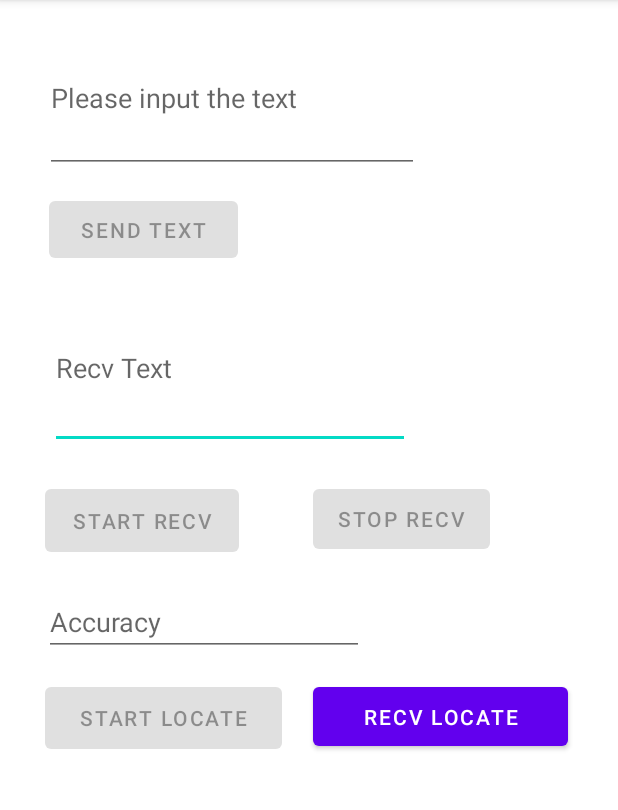
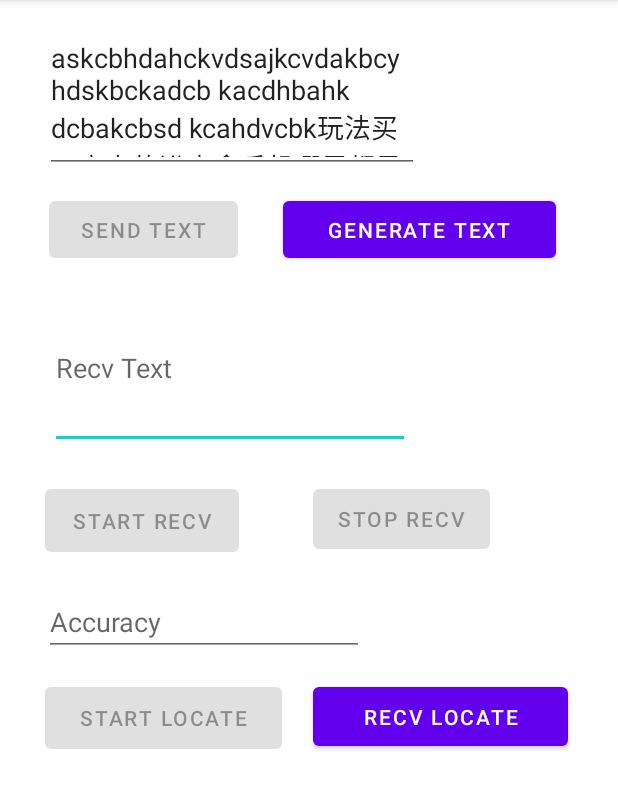
Before and after one commit to jameslahm/iot-project, an Android app: the screen it shows after launch (MainActivity), after a tap on "START LOCATE", on a phone screen of 412 x 824 dp, the part 84-894 px from its top. Run offline under Robolectric (Android 15) with nearby library versions, the phone set to English and light mode, and no system bars; 1 other tap on this screen came first.

Commit message:
feat: add more decode

```diff
--- a/app/src/main/java/com/example/iot_project/MainActivity.java
+++ b/app/src/main/java/com/example/iot_project/MainActivity.java
@@ -36,6 +36,7 @@ import java.io.FileNotFoundException;
 import java.io.FileOutputStream;
 import java.io.IOException;
 import java.io.OutputStream;
+import java.io.SyncFailedException;
 import java.io.UnsupportedEncodingException;
 import java.lang.reflect.Array;
 import java.net.HttpURLConnection;
@@ -67,11 +68,11 @@ public class MainActivity extends AppCompatActivity {
 
     // send text using samplingRate and frequency
     int samplingRate = 44100;
-    int encodeFrequencyForZero = 15000;
+    int encodeFrequencyForZero = 20000;
     int encodeFrequencyForOne = 10000;
 
     int ThresholdDownFrequency = 9000;
-    int ThresholdUpFrequency = 16000;
+    int ThresholdUpFrequency = 21000;
 
     int OneThresholdDownFrequency = 8000;
     int OneThresholdUpFrequency = 12000;
@@ -130,6 +131,8 @@ public class MainActivity extends AppCompatActivity {
 
     EditText accuracyTextInput;
 
+    Button generateTextButton;
+
 
     // get permission
     private void GetPermission() {
@@ -177,11 +180,13 @@ public class MainActivity extends AppCompatActivity {
         // init FSK
         initFSK();
 
-        FFT_LEN = getMin2Pow((int) (1.0/2 * windowTime * samplingRate));
+//        FFT_LEN = getMin2Pow((int) (1.0/2 * windowTime * samplingRate));
+        FFT_LEN = getMin2Pow((int) (windowTime * samplingRate));
         fft = new FFT(FFT_LEN);
 
         // init button and input
         accuracyTextInput = (EditText) findViewById(R.id.show_accuracy);
+        generateTextButton = (Button) findViewById(R.id.generate_text);
 
         startRecvButton = (Button) findViewById(R.id.start_recv_button);
         stopRecvButton = (Button) findViewById(R.id.stop_recv_button);
@@ -192,6 +197,14 @@ public class MainActivity extends AppCompatActivity {
 
         startLocateButton = (Button) findViewById(R.id.start_locate);
         startRecvLocateButton = (Button) findViewById(R.id.start_recv_locate);
+
+        generateTextButton.setOnClickListener(new View.OnClickListener() {
+            @Override
+            public void onClick(View v) {
+                String text="askcbhdahckvdsajkcvdakbcyhdskbckadcb kacdhbahk dcbakcbsd kcahdvcbk玩法买了房卡的进来拿手机哪里都是比较卡上不上课那";
+                sendTextInput.setText(text);
+            }
+        });
 
         startLocateButton.setOnClickListener(new View.OnClickListener() {
             @RequiresApi(api = Build.VERSION_CODES.KITKAT)
@@ -385,10 +398,10 @@ public class MainActivity extends AppCompatActivity {
     // save bits to wav file
     public void generateWav(byte[] dataBits) {
         // FSK
-        int totalLength = (int) (dataBits.length * windowTime * samplingRate);
+        int totalLength = (int) (dataBits.length * windowWidth);
         byte[] wave = new byte[totalLength * 2];
         for (int i = 0; i < dataBits.length; i++) {
-            int base = (int) (i * windowWidth) * 2;
+            int base = (i * windowWidth) * 2;
             if (dataBits[i] == 1) {
                 System.arraycopy(encodeSignalForOne, 0, wave, base, windowWidth * 2);
             } else {
@@ -507,6 +520,7 @@ public class MainActivity extends AppCompatActivity {
 
                     if (isPreamble) {
                         payloadBitsBuffer = new byte[temp.length - checkIndex];
+//                        System.out.println("CheckIndex: "+(double)checkIndex / (windowWidth * 8 *2));
                         System.arraycopy(temp, checkIndex, payloadBitsBuffer, 0, temp.length - checkIndex);
 
                         base = 0;
@@ -625,12 +639,20 @@ public class MainActivity extends AppCompatActivity {
             double[] x = new double[FFT_LEN];
             int start = (int)((i+1.0/4)*windowWidth);
             int end = (int)((i+3.0/4)*windowWidth);
-            System.arraycopy(signalData, start, x, 0, end-start);
+            System.arraycopy(signalData, start, x, (int)((1.0/4) * windowWidth), end-start);
 
-            // Only process 50% middle
-            for (int j = (end-start); j < FFT_LEN; j++) {
+//          Only process 50% middle
+            for(int j=0;j<(int)((1.0/4) * windowWidth);j++){
+                x[j]=0;
+            }
+//            System.out.println(x[0]);
+            for (int j = (end-start) + (int)((1.0/4) * windowWidth); j < FFT_LEN; j++) {
                 x[j] = 0;
             }
+//            System.arraycopy(signalData,i * windowWidth,x,0,windowWidth);
+//            for(int j=windowWidth;j<FFT_LEN;j++){
+//                x[j]=0;
+//            }
             double[] y = new double[FFT_LEN];
             for (int j = 0; j < FFT_LEN; j++) {
                 y[j] = 0;
@@ -677,10 +699,9 @@ public class MainActivity extends AppCompatActivity {
 //                System.out.println(dataBits[i]);
 //            }
 
-
-            if (Math.abs(argMaxIndex - indexForOne) <= 4 && z[argMaxIndex] >= 200) {
+            if (Math.abs(argMaxIndex - indexForOne) <= 1 ) {
                 dataBits[i] = 1;
-            } else if (Math.abs(argMaxIndex - indexForZero) <= 4 && z[argMaxIndex] >= 200) {
+            } else if (Math.abs(argMaxIndex - indexForZero) <= 1) {
                 dataBits[i] = 0;
             } else {
                 if (isPreamble) {
@@ -694,6 +715,23 @@ public class MainActivity extends AppCompatActivity {
                     dataBits[i] = (byte) 0xff;
                 }
             }
+
+//            if (Math.abs(argMaxIndex - indexForOne) <= 1 && z[argMaxIndex] >= 200) {
+//                dataBits[i] = 1;
+//            } else if (Math.abs(argMaxIndex - indexForZero) <= 1 && z[argMaxIndex] >= 200) {
+//                dataBits[i] = 0;
+//            } else {
+//                if (isPreamble) {
+//                    if (z[indexForOne] > z[indexForZero]) {
+//                        dataBits[i] = 1;
+//                    } else {
+//                        dataBits[i] = 0;
+//                    }
+//                    System.out.println("Attention " + i + " " + dataBits[i]);
+//                } else {
+//                    dataBits[i] = (byte) 0xff;
+//                }
+//            }
         }
 
         return dataBits;
@@ -721,7 +759,7 @@ public class MainActivity extends AppCompatActivity {
         }
 
         byte[] dataBits = signal2DataBits(buffer);
-        int bitsLength = dataBits.length;
+//        int bitsLength = dataBits.length;
 
         // init payloadLength and payloadBase
         byte[] dataBytes = bits2Byte(dataBits);
@@ -776,11 +814,7 @@ public class MainActivity extends AppCompatActivity {
                 recvTextInput.setText(text);
 
                 byte[] recvBits = new byte[0];
-                try {
-                    recvBits = byte2bits(text.getBytes("UTF8"));
-                } catch (UnsupportedEncodingException e) {
-                    e.printStackTrace();
-                }
+                recvBits = byte2bits(payload);
 
                 // show accuracy
                 text = sendTextInput.getText().toString();
@@ -800,6 +834,8 @@ public class MainActivity extends AppCompatActivity {
                         accuracyBitsNum++;
                     }
                 }
+
+                System.out.println(accuracyBitsNum);
 
                 double accuracy = (double)accuracyBitsNum / textBits.length;
 
@@ -858,7 +894,7 @@ public class MainActivity extends AppCompatActivity {
             if (res >= 0.5 && res < 0.85) {
                 debugBits(preambleBits);
             }
-            if (res >= 0.7) {
+            if (res >= 0.8) {
                 debugBits(preambleBits);
                 isPreamble = true;
                 return (i + 1) * windowWidth * 2;
--- a/app/src/main/res/layout/activity_main.xml
+++ b/app/src/main/res/layout/activity_main.xml
@@ -5,6 +5,17 @@
     android:layout_width="match_parent"
     android:layout_height="match_parent"
     tools:context=".MainActivity">
+
+    <Button
+        android:id="@+id/generate_text"
+        android:layout_width="182dp"
+        android:layout_height="50dp"
+        android:layout_marginTop="128dp"
+        android:text="@string/generate_text"
+        app:layout_constraintEnd_toEndOf="parent"
+        app:layout_constraintHorizontal_bias="0.82"
+        app:layout_constraintStart_toStartOf="parent"
+        app:layout_constraintTop_toTopOf="parent" />
 
     <EditText
         android:id="@+id/recv_text"
--- a/app/src/main/res/values/strings.xml
+++ b/app/src/main/res/values/strings.xml
@@ -21,4 +21,5 @@
     <string name="start_locate">START LOCATE</string>
     <string name="recv_locate">RECV LOCATE</string>
     <string name="accuracy">Accuracy</string>
+    <string name="generate_text">GENERATE TEXT</string>
 </resources>
```
Also changed, not shown: 1 other file.
